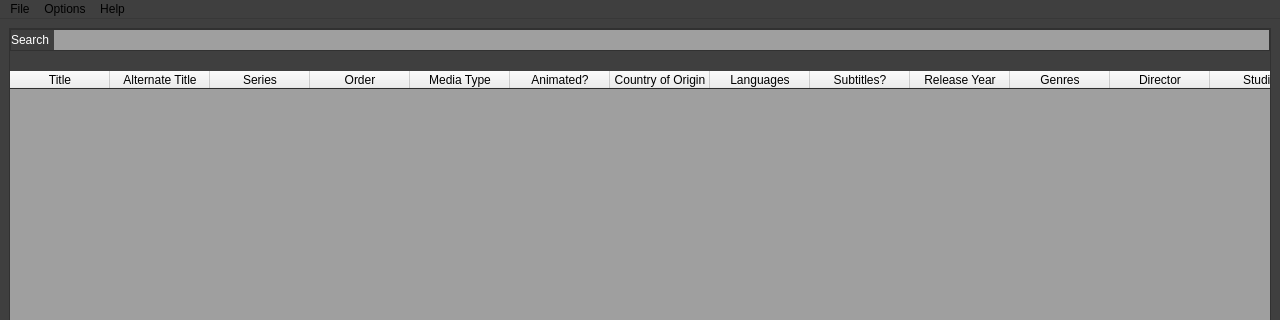
Qt form ui/main_ui.ui (rexosorous/media-organizer) before a commit; both pictures show x 0 to 1280 and y 0 to 320 of the 1280 by 720 pixel window.
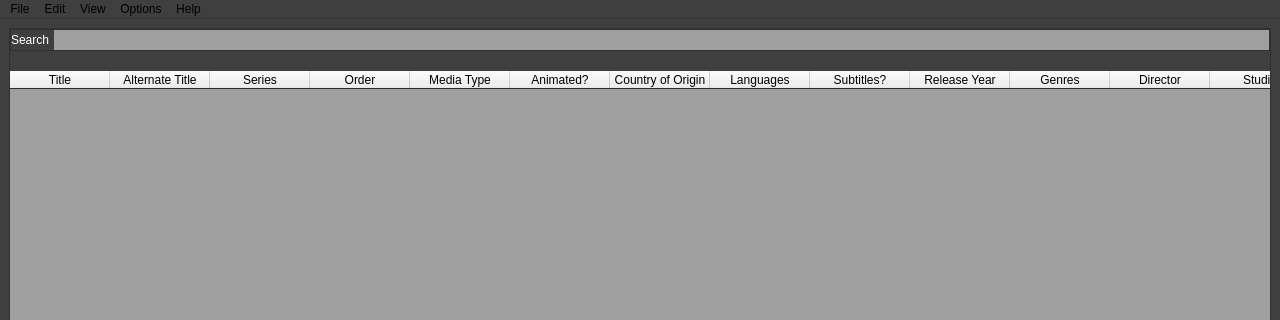
The same form after that commit.

Patch:
```diff
--- a/ui/main_ui.ui
+++ b/ui/main_ui.ui
@@ -410,7 +410,7 @@
    </widget>
    <widget class="QMenu" name="menuOptions">
     <property name="title">
-     <string>Options</string>
+     <string>Edit</string>
     </property>
     <addaction name="create_delete_button"/>
    </widget>
@@ -419,8 +419,21 @@
      <string>Help</string>
     </property>
    </widget>
+   <widget class="QMenu" name="menuOptions_2">
+    <property name="title">
+     <string>Options</string>
+    </property>
+   </widget>
+   <widget class="QMenu" name="menuView">
+    <property name="title">
+     <string>View</string>
+    </property>
+    <addaction name="refresh_button"/>
+   </widget>
    <addaction name="menuFile"/>
    <addaction name="menuOptions"/>
+   <addaction name="menuView"/>
+   <addaction name="menuOptions_2"/>
    <addaction name="menuHelp"/>
   </widget>
   <widget class="QStatusBar" name="statusbar"/>
```
Left out of the diff: 24 changed lines with no effect on the pictures.
